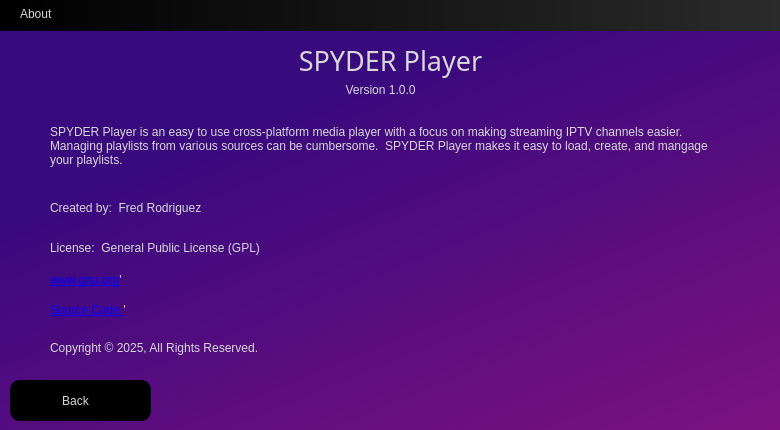
Above: assets/About.ui from ifreddyrod/SpyderPlayer before the change. Below: the same form after it.
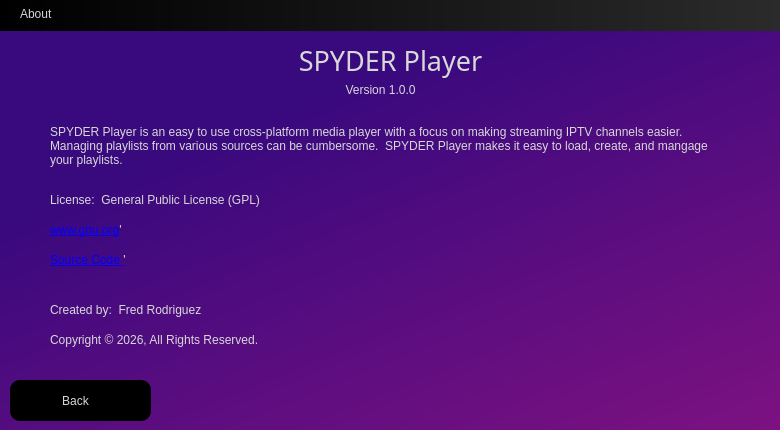
That is the form after the change. Icons and pictures are not drawn.

Commit message: - Changed how orphaned favorite list items are handled.  If favorite item is not found in other playlists (or if stream url has changed), it is still displayed but with gray text.  These orphaned favorites can also be removed - Made more About Screen labels larger to fit text correctly on other platforms

```diff
--- a/assets/About.ui
+++ b/assets/About.ui
@@ -154,9 +154,9 @@
    <property name="geometry">
     <rect>
      <x>50</x>
-     <y>240</y>
+     <y>190</y>
      <width>401</width>
-     <height>16</height>
+     <height>20</height>
     </rect>
    </property>
    <property name="text">
@@ -223,9 +223,9 @@
    <property name="geometry">
     <rect>
      <x>50</x>
-     <y>200</y>
+     <y>300</y>
      <width>561</width>
-     <height>16</height>
+     <height>20</height>
     </rect>
    </property>
    <property name="text">
@@ -239,7 +239,7 @@
    <property name="geometry">
     <rect>
      <x>50</x>
-     <y>300</y>
+     <y>250</y>
      <width>311</width>
      <height>20</height>
     </rect>
@@ -277,7 +277,7 @@
    <property name="geometry">
     <rect>
      <x>50</x>
-     <y>270</y>
+     <y>220</y>
      <width>311</width>
      <height>20</height>
     </rect>
@@ -296,13 +296,13 @@
    <property name="geometry">
     <rect>
      <x>50</x>
-     <y>340</y>
+     <y>330</y>
      <width>561</width>
-     <height>16</height>
+     <height>20</height>
     </rect>
    </property>
    <property name="text">
-    <string>Copyright © 2025, All Rights Reserved.</string>
+    <string>Copyright © 2026, All Rights Reserved.</string>
    </property>
    <property name="alignment">
     <set>Qt::AlignmentFlag::AlignLeading|Qt::AlignmentFlag::AlignLeft|Qt::AlignmentFlag::AlignVCenter</set>
```
The commit also changes 2 other files.
